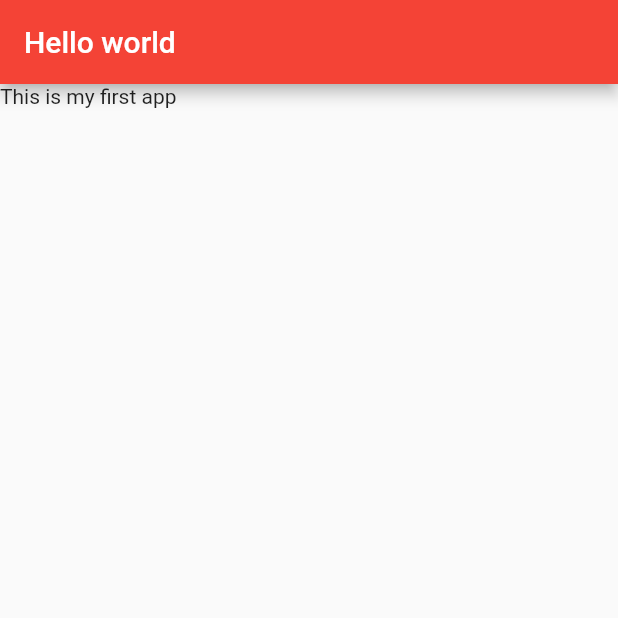
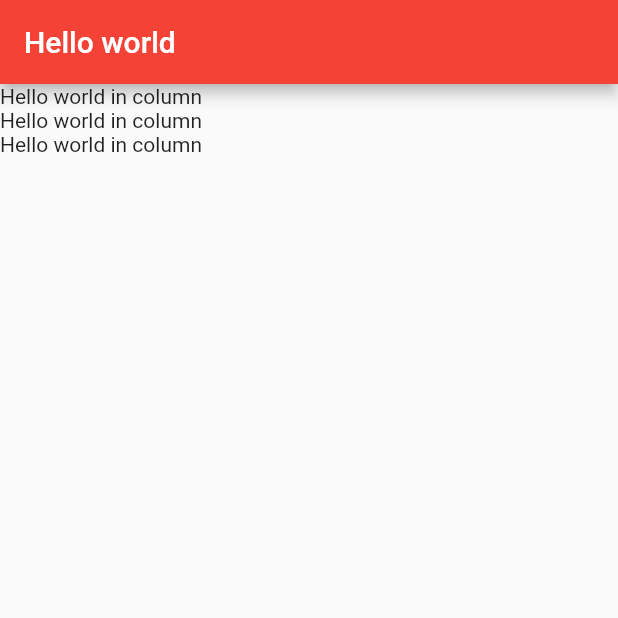
Before and after one commit to zherwig/Flutter_Tech_With_Time_Tutorial, a Flutter app: the screen it shows after launch, on a phone screen of 412 x 824 dp, the top half of it. Run offline on Flutter 3.47's test engine with Material 2 defaults, Android fonts, the phone set to English and light mode, and no system bars.

Commit message:
Column of widgets

```diff
--- a/lib/main.dart
+++ b/lib/main.dart
@@ -28,6 +28,16 @@ class MyHomePage extends StatelessWidget {
     //widget (text), within widget (Appbar) within widget (Scaffold)
     return Scaffold(
         appBar: AppBar(title: Text("Hello world")),
-        body: Text("This is my first app"));
+        //making body a column and inside it a list of widgets
+        body: Column(
+          children: <Widget>[TestWidget(), TestWidget(), TestWidget()],
+        ));
   }
 }
+
+class TestWidget extends StatelessWidget {
+  @override
+  Widget build(BuildContext context) {
+    return Text("Hello world in column");
+  }
+}
```
